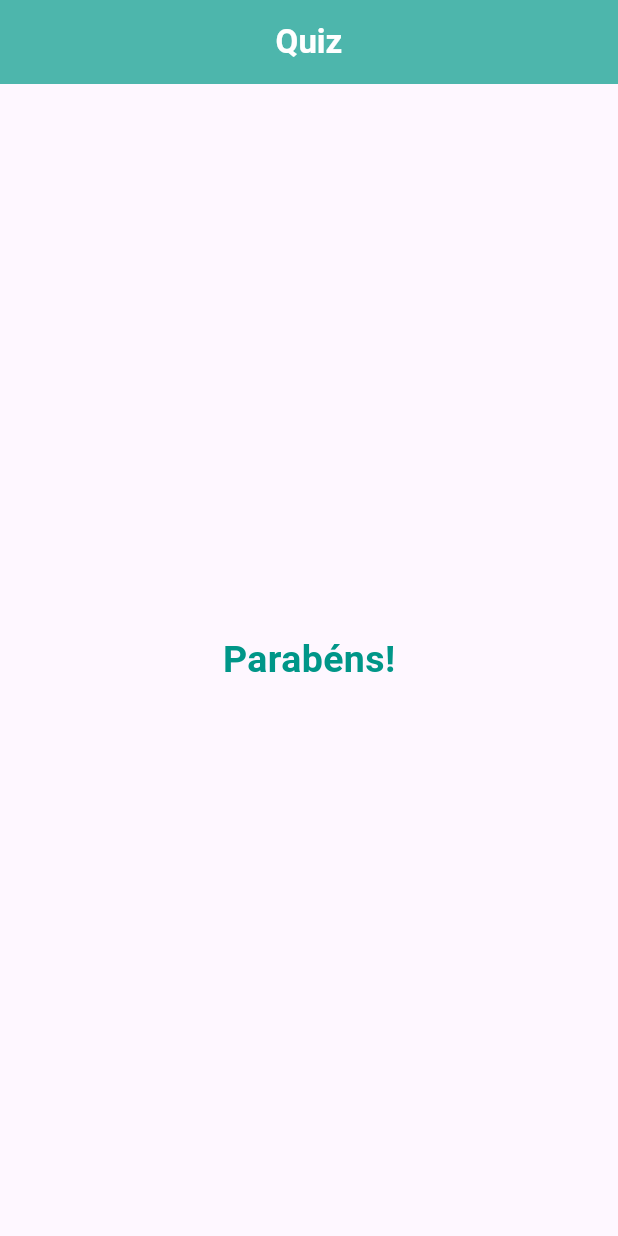
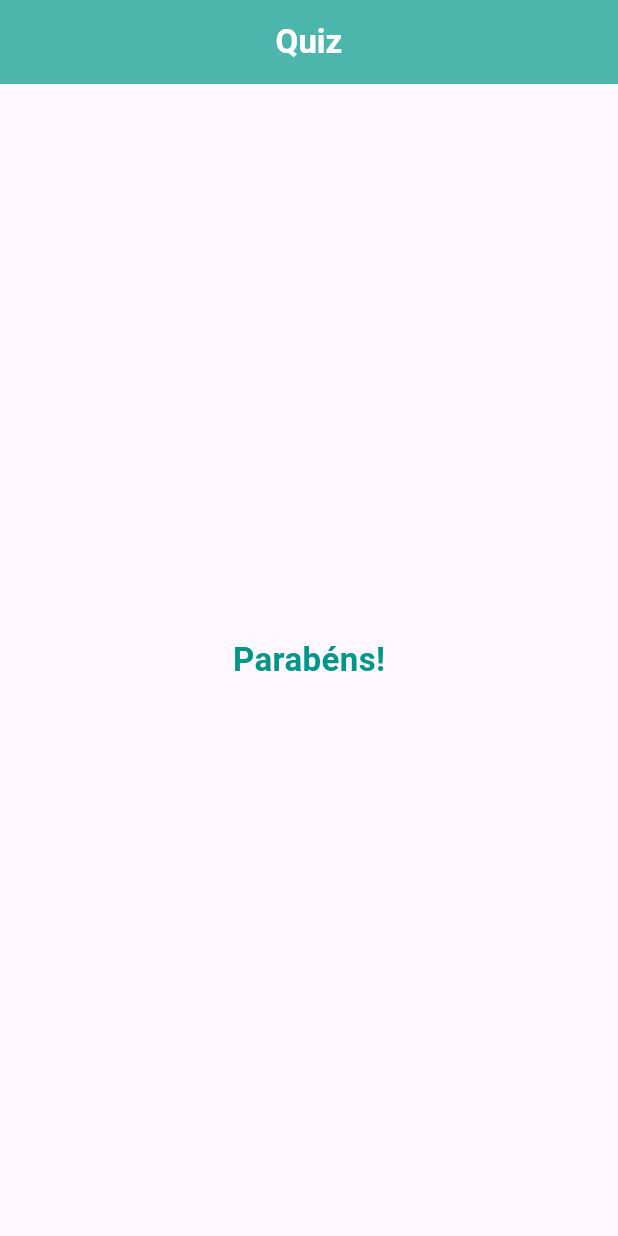
Before and after one commit to mateusalmeiida/quiz-flutter, a Flutter app: the screen it shows after launch, after a tap on "Azul", after a tap on "Gato", after a tap on "Guerra nas estrelas", on a phone screen of 412 x 824 dp. Run offline on Flutter 3.47's test engine with Material 3 defaults, Android fonts, the phone set to English and light mode, and no system bars.

Commit message:
Refatoração do código; Criação do widget Resultado;

```diff
--- a/lib/main.dart
+++ b/lib/main.dart
@@ -1,6 +1,7 @@
 import 'package:flutter/material.dart';
 import './questao.dart';
 import './resposta.dart';
+import './resultado.dart';
 
 void main() {
   runApp(PerguntaApp());
@@ -73,15 +74,7 @@ class _PerguntaAppState extends State<PerguntaApp> {
                     ],
                   ),
                 )
-            : Center(
-                child: Text(
-                'Parabéns!',
-                style: TextStyle(
-                    fontSize: 25,
-                    color: Colors.teal,
-                    fontWeight: FontWeight.bold),
-              )),
-      ),
+              : Resultado()),
     );
   }
 }
--- /dev/null
+++ b/lib/resultado.dart
@@ -0,0 +1,15 @@
+import 'package:flutter/material.dart';
+
+class Resultado extends StatelessWidget {
+  const Resultado({super.key});
+
+  @override
+  Widget build(BuildContext context) {
+    return const Center(
+        child: Text(
+      'Parabéns!',
+      style: TextStyle(
+          fontSize: 22, fontWeight: FontWeight.bold, color: Colors.teal),
+    ));
+  }
+}
```
Lines whose indentation alone changed are shown as unchanged.
